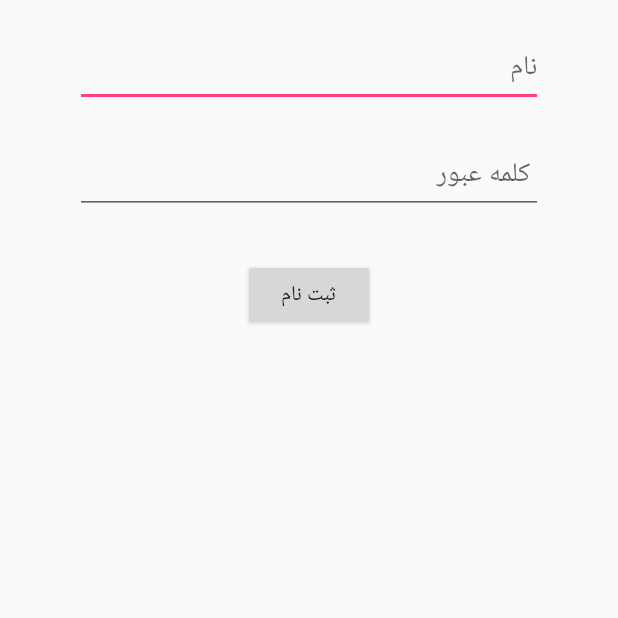
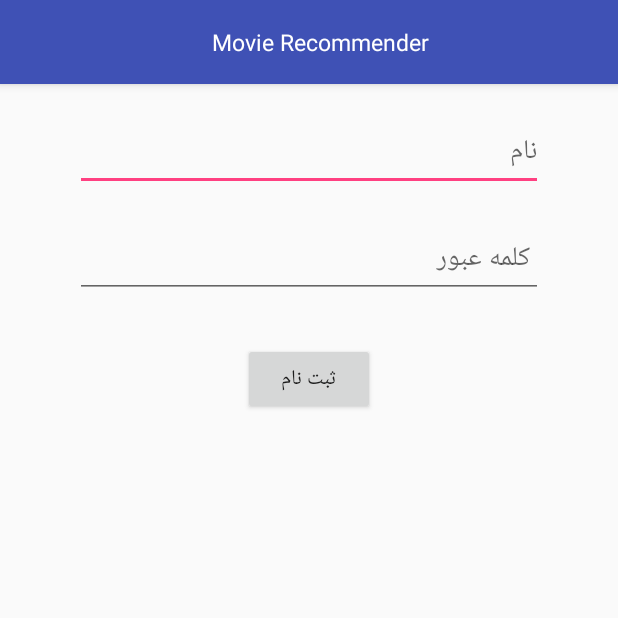
Before and after one commit to iamrahulyadav/DataMininng, an Android app: the screen it shows after launch (loginActivity), on a phone screen of 412 x 824 dp, the top half of it. Run offline under Robolectric (Android 15) with nearby library versions, the phone set to English and light mode, and no system bars.

Commit message:
changes from ehsan

```diff
--- a/app/build.gradle
+++ b/app/build.gradle
@@ -19,10 +19,13 @@ android {
 }
 
 dependencies {
-    implementation fileTree(dir: 'libs', include: ['*.jar'])
+    implementation fileTree(include: ['*.jar'], dir: 'libs')
     implementation 'com.android.support:appcompat-v7:26.1.0'
     implementation 'com.android.support.constraint:constraint-layout:1.0.2'
     testImplementation 'junit:junit:4.12'
     androidTestImplementation 'com.android.support.test:runner:1.0.1'
     androidTestImplementation 'com.android.support.test.espresso:espresso-core:3.0.1'
+    implementation 'com.android.support:cardview-v7:26.0.0-alpha1'
+    implementation 'com.android.support:design:26.0.0-alpha1'
+    implementation 'com.android.support:recyclerview-v7:26.0.0-alpha1'
 }
--- a/app/src/main/res/layout/activity_login.xml
+++ b/app/src/main/res/layout/activity_login.xml
@@ -7,6 +7,52 @@
     android:orientation="vertical"
     tools:context="com.example.mohamadhasan.dataminning.loginActivity">
 
+
+    <android.support.design.widget.AppBarLayout
+        android:layout_width="match_parent"
+        android:layout_height="wrap_content"
+        android:background="@color/colorPrimary">
+
+
+        <android.support.v7.widget.Toolbar
+            android:layout_width="match_parent"
+            android:layout_height="?attr/actionBarSize">
+
+            <RelativeLayout
+                android:layout_width="match_parent"
+                android:layout_height="match_parent">
+
+                <TextView
+                    android:layout_width="wrap_content"
+                    android:layout_height="wrap_content"
+                    android:layout_centerInParent="true"
+                    android:text="Movie Recommender"
+                    android:textColor="@color/white"
+                    android:textSize="15sp" />
+
+                <RelativeLayout
+                    android:id="@+id/lytMenu"
+                    android:layout_width="wrap_content"
+                    android:layout_height="wrap_content"
+                    android:layout_alignParentRight="true"
+                    android:layout_centerVertical="true"
+                    android:layout_marginRight="5dp"
+                    android:background="?attr/selectableItemBackground"
+                    android:padding="10dp">
+
+                    <ImageView
+                        android:layout_width="22dp"
+                        android:layout_height="22dp"
+                        android:layout_centerVertical="true" />
+
+                </RelativeLayout>
+
+
+            </RelativeLayout>
+
+        </android.support.v7.widget.Toolbar>
+
+    </android.support.design.widget.AppBarLayout>
 
     <EditText
         android:layout_width="match_parent"
--- a/app/src/main/res/values/colors.xml
+++ b/app/src/main/res/values/colors.xml
@@ -5,4 +5,7 @@
     <color name="colorAccent">#FF4081</color>
     <color name="black">#2c2c2c</color>
     <color name="darkgrey">#939393</color>
+
+    <color name="white">#ffffff</color>
+
 </resources>
```
Also changed, not shown: app/src/main/java/com/example/mohamadhasan/dataminning/Adapter/MovieListAdapter.java (added, +168 -0 lines), app/src/main/java/com/example/mohamadhasan/dataminning/MainActivity.java (+19 -0 lines), app/src/main/res/layout/activity_favorite.xml (+45 -0 lines), app/src/main/res/layout/activity_main.xml (+53 -10 lines), app/src/main/res/layout/listitem_movie.xml (added, +74 -0 lines), app/src/main/res/drawable/movie.png (added).
